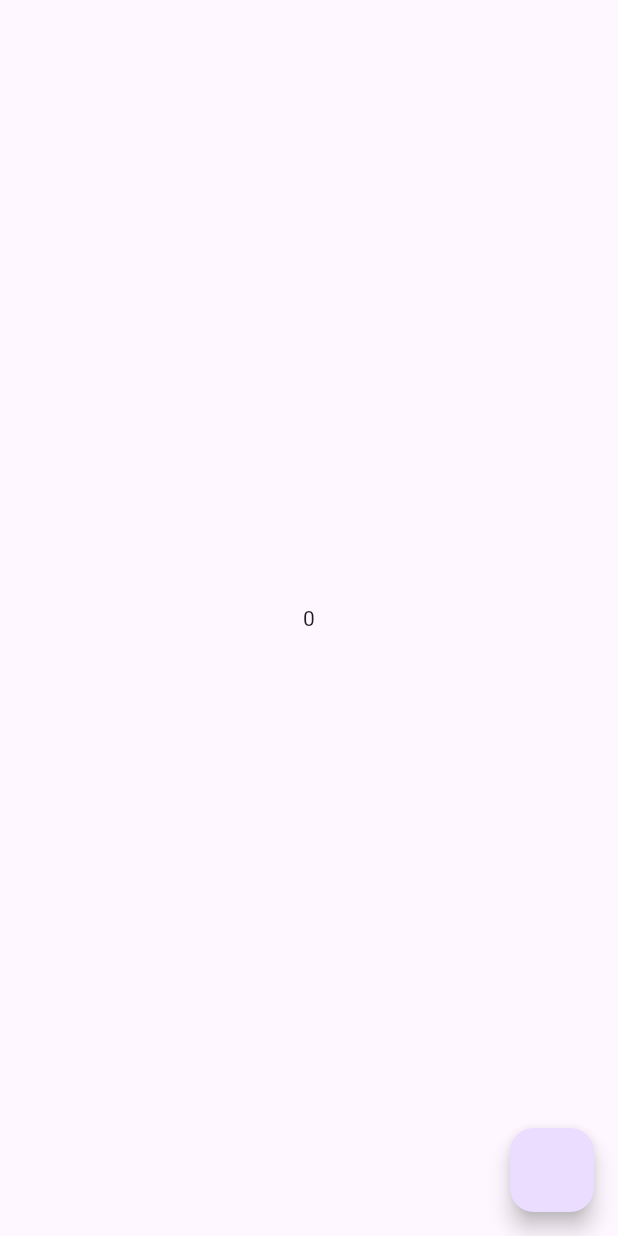
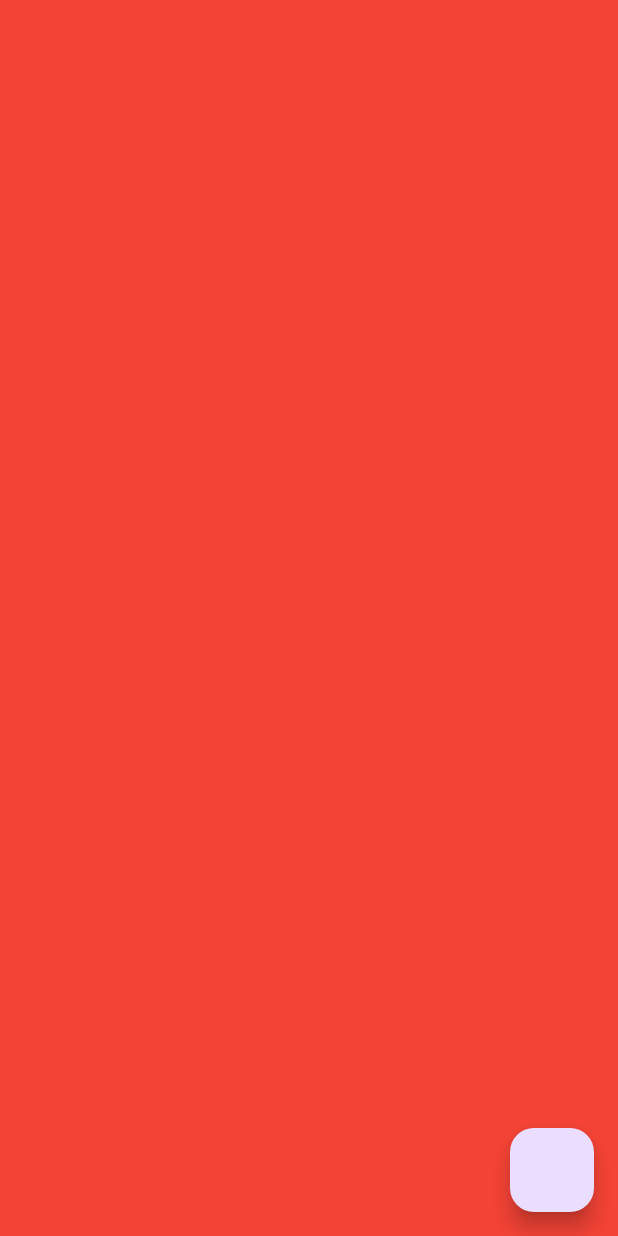
Before and after one commit to arjun-git-dotcom/bloc_revisit, a Flutter app: the screen it shows after launch, on a phone screen of 412 x 824 dp. Run offline on Flutter 3.47's test engine with Material 3 defaults, Android fonts, the phone set to English and light mode, and no system bars; our stand-ins replace flutter_bloc.

Commit message:
colour change on button click done

```diff
--- a/lib/bloc/bloc.dart
+++ b/lib/bloc/bloc.dart
@@ -1,15 +1,17 @@
+import 'package:flutter/material.dart';
 import 'package:flutter_bloc/flutter_bloc.dart';
 import 'package:jan18/bloc/event.dart';
 import 'package:jan18/bloc/state.dart';
 
-class CounterBloc extends Bloc<CounterEvent, CounterState> {
-  CounterBloc() : super(CounterState(countValue: 0)) {
-    on<IncrementCounter>((event, emit) {
-      emit(CounterState(countValue: state.countValue + 1));
-    });
+List<Color> colours = [Colors.red, Colors.blue, Colors.green,Colors.yellow];
+int currentIndex=0;
 
-    on<DecrementCounter>((event, emit) {
-      emit(CounterState(countValue: state.countValue - 1));
+class Counterbloc extends Bloc<ColorEvent, ColorState> {
+  Counterbloc() : super(ColorState(Colors.red)) {
+    on<IncrementColor>((event, emit) {
+      currentIndex = (currentIndex + 1) % colours.length;
+      state.colorValue = colours[currentIndex];
+      emit(ColorState(state.colorValue));
     });
   }
 }
--- a/lib/bloc/event.dart
+++ b/lib/bloc/event.dart
@@ -1,5 +1,3 @@
-abstract class CounterEvent{}
+abstract class ColorEvent{}
 
-class IncrementCounter extends CounterEvent{}
-
-class DecrementCounter extends CounterEvent{}
+class IncrementColor extends ColorEvent{}
--- a/lib/bloc/state.dart
+++ b/lib/bloc/state.dart
@@ -1,4 +1,6 @@
-class CounterState {
-  int countValue;
-  CounterState({required this.countValue});
+import 'dart:ui';
+
+class ColorState {
+  Color colorValue;
+  ColorState(Color colorValue) : this.colorValue = colorValue;
 }
--- a/lib/main.dart
+++ b/lib/main.dart
@@ -14,34 +14,28 @@ class MyApp extends StatelessWidget {
   @override
   Widget build(BuildContext context) {
     return BlocProvider(
-      create: (context) => CounterBloc(),
+      create: (context) => Counterbloc(),
       child: MaterialApp(home: Homepage()),
     );
   }
 }
 
-class Homepage extends StatefulWidget {
+class Homepage extends StatelessWidget {
   const Homepage({super.key});
 
   @override
-  State<Homepage> createState() => _HomepageState();
-}
+  Widget build(BuildContext context) {
+    var bloc = BlocProvider.of<Counterbloc>(context);
+    return BlocBuilder<Counterbloc, ColorState>(
+      builder: (context, state) => Scaffold(
+        backgroundColor: state.colorValue,
+        floatingActionButton: FloatingActionButton(
+          onPressed: () {
+            bloc.add(IncrementColor());
 
-class _HomepageState extends State<Homepage> {
-  @override
-  Widget build(BuildContext context) {
-    var bloc=BlocProvider.of<CounterBloc>(context);
-    return Scaffold(
-      body: BlocBuilder<CounterBloc, CounterState>(
-        builder: (context, state) => Center(child: Text('${state.countValue}'))
-
-      ),floatingActionButton: GestureDetector(
-        onDoubleTap: ()=>bloc.add(DecrementCounter()),
-        child: FloatingActionButton(
-
-          onPressed: ()=>bloc.add(IncrementCounter())),
+          },
+        ),
       ),
-
     );
   }
 }
```
